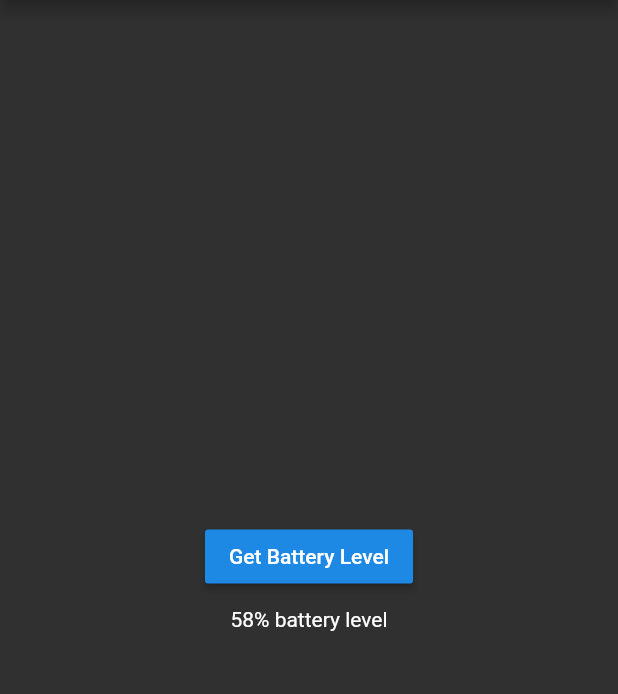
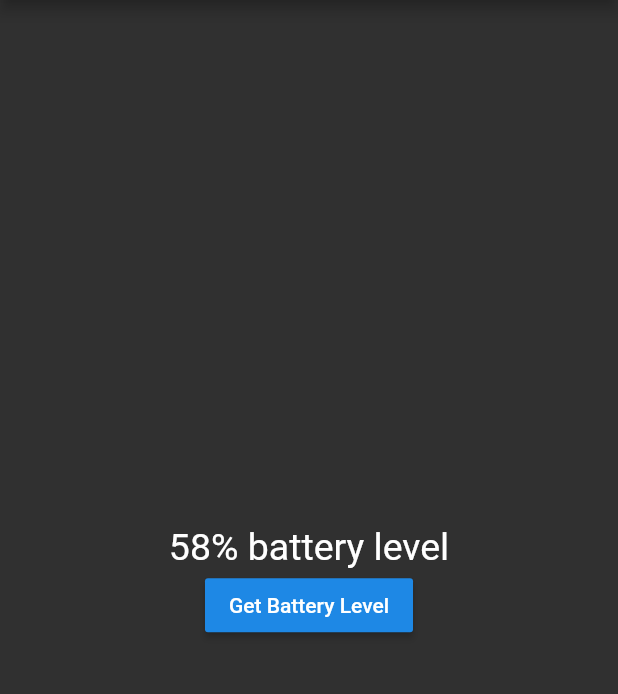
Before and after one commit to ghigbie/flutter_native_features, a Flutter app: the screen it shows after launch, on a phone screen of 412 x 824 dp, the part 84-778 px from its top. Run offline on Flutter 3.47's test engine with Material 2 defaults, Android fonts, the phone set to English and light mode, and no system bars.

Commit message:
Adjust layout of button and text

```diff
--- a/lib/pages/home_screen.dart
+++ b/lib/pages/home_screen.dart
@@ -25,16 +25,16 @@ class HomeScreen extends StatelessWidget{
         child: Column(
           mainAxisAlignment: MainAxisAlignment.center,
           children: <Widget>[
+            Container(
+              padding: EdgeInsets.only(top: 10),
+              child: Text('58% battery level', style: TextStyle(fontSize: 25))
+            ),
             RaisedButton(
               child: Text('Get Battery Level'),
               onPressed: (){
 
               },
             ),
-            Container(
-              padding: EdgeInsets.only(top: 10),
-              child: Text('58% battery level')
-            )
           ]
       )
     ),
```
